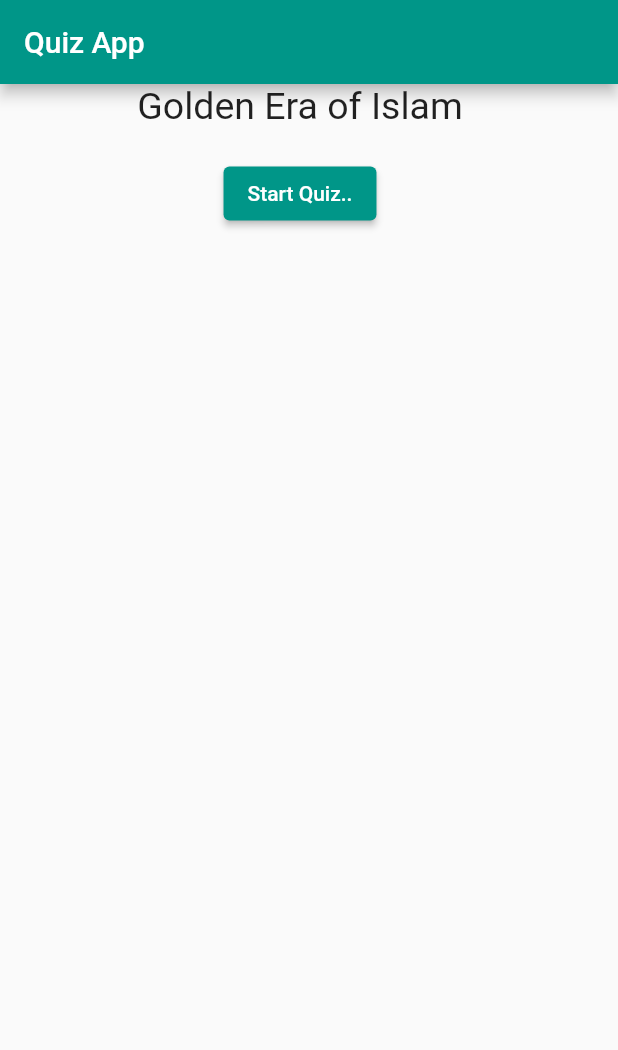
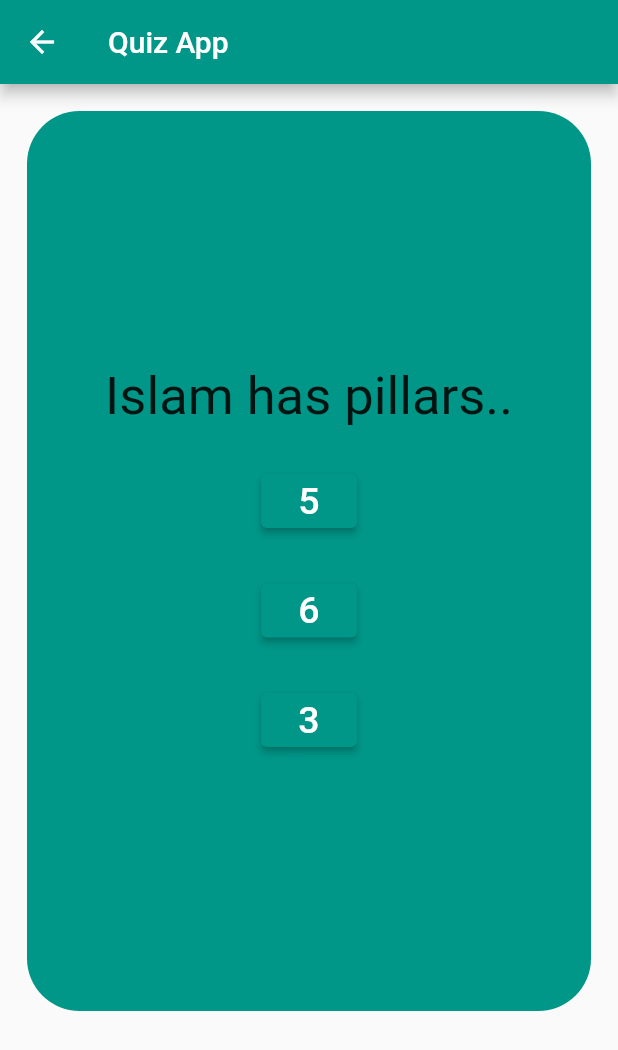
Before and after one commit to Sayyad-Amin/sp21-bcs-015, a Flutter app: the screen it shows after launch, after a tap on "Start Quiz..", on a phone screen of 412 x 824 dp. Shown: the top 1050 px of the screen. Run offline on Flutter 3.47's test engine with Material 2 defaults, Android fonts, the phone set to English and light mode, and no system bars; our stand-ins replace assets_audio_player.

Commit message:
questions added

```diff
--- /dev/null
+++ b/quiz_app/lib/Question1.dart
@@ -0,0 +1,54 @@
+import 'package:flutter/material.dart';
+
+import 'Question2.dart';
+
+class Question1 extends StatelessWidget {
+
+  @override
+  Widget build(BuildContext context) {
+    return Scaffold(
+      appBar: AppBar(
+        title: Text('Quiz App'),
+      ),
+      body: Padding(
+        padding: const EdgeInsets.only(left: 18.0,
+            right: 18.0,top: 18),
+        child: Container(
+          width: 400,
+          height: 600,
+          decoration: BoxDecoration(
+              borderRadius: BorderRadius.circular(35),
+              color: Colors.teal),
+          child: Column(
+            mainAxisAlignment: MainAxisAlignment.center,
+            children: [
+              Text('Islam has pillars..',
+                style: TextStyle(fontSize: 35),),
+              SizedBox(height: 25),
+              ElevatedButton(onPressed: (){
+                Navigator.push(context, MaterialPageRoute(builder: (context){
+                  return Question2();
+                }));
+              }, child: Text('5',
+                style: TextStyle(fontSize: 25),)),
+              SizedBox(height: 25),
+              ElevatedButton(onPressed: (){
+                Navigator.push(context, MaterialPageRoute(builder: (context){
+                  return Question2();
+                }));
+              }, child: Text('6',
+                style: TextStyle(fontSize: 25),)),
+              SizedBox(height: 25),
+              ElevatedButton(onPressed: (){
+                Navigator.push(context, MaterialPageRoute(builder: (context){
+                  return Question2();
+                }));
+              }, child: Text('3',
+                style: TextStyle(fontSize: 25),)),
+            ],
+          ),
+        ),
+      ),
+    );
+  }
+}
--- a/quiz_app/lib/main.dart
+++ b/quiz_app/lib/main.dart
@@ -1,4 +1,5 @@
 import 'package:flutter/material.dart';
+import 'package:quiz_app/Question1.dart';
 
 void main() {
   runApp(MyApp());
@@ -36,20 +37,29 @@ class _MyHomePageState extends State<MyHomePage> {
 
         title: Text('Quiz App'),
       ),
-      body: Container(
+      body: Padding(
+        padding: const EdgeInsets.all(18.0),
+        child: Container(
           width: 400,
-        height: 400,
+          height: 550,
           decoration: BoxDecoration(
-            borderRadius: BorderRadius.circular(25)),
+              borderRadius: BorderRadius.circular(35),
+              color: Colors.teal),
           child: Column(
+            mainAxisAlignment: MainAxisAlignment.center,
             children: [
               Text('Golden Era of Islam',
-              style: TextStyle(fontSize: 25),),
-            SizedBox(height: 20),
+                style: TextStyle(fontSize: 35),),
+              SizedBox(height: 25),
               ElevatedButton(onPressed: (){
-
-            }, child: Text('Start Quiz..'))
+                Navigator.push(context,
+                    MaterialPageRoute(builder: (context){
+                      return Question1();
+                }));
+              }, child: Text('Start Quiz..',
+                style: TextStyle(fontSize: 25),))
             ],
+          ),
         ),
       )
 
```
Also changed, not shown: quiz_app/lib/Question2.dart (added, +53 -0 lines), quiz_app/lib/Question3.dart (added, +53 -0 lines), quiz_app/lib/Question4.dart (added, +53 -0 lines), quiz_app/lib/Question5.dart (added, +52 -0 lines). Lines whose indentation alone changed are shown as unchanged.
